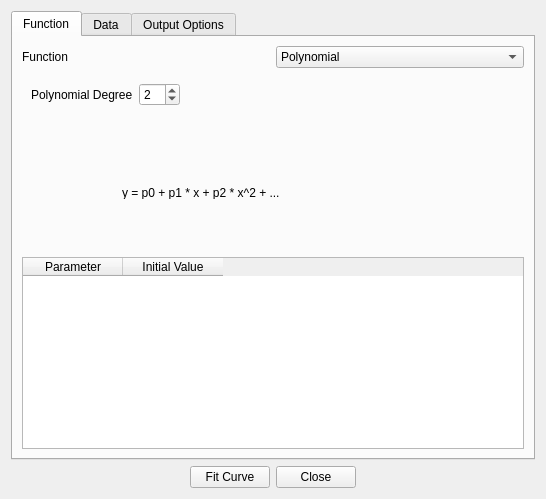
This is src/ui/Ui_CurveFitting.ui in bbreslauer/PySciPlot as Qt 5 draws it before an edit. The edited form follows.
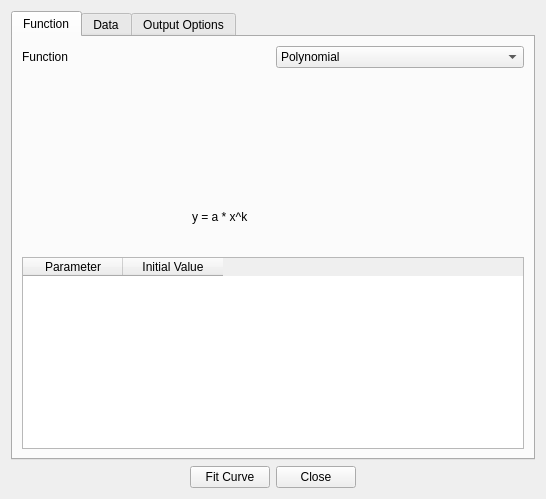
This is the edited form. The open tabs and pages were chosen to show the change. Custom widgets are drawn as their Qt base class.

Commit message: Added power law fitting. It does not work too well right now; a linear fit to the log data seems to do better, though I don't actually have a chi^2 to confirm that. (#42)

```diff
--- a/src/ui/Ui_CurveFitting.ui
+++ b/src/ui/Ui_CurveFitting.ui
@@ -92,6 +92,7 @@
           </layout>
          </widget>
          <widget class="QWidget" name="page_2"/>
+         <widget class="QWidget" name="page_5"/>
         </widget>
        </item>
        <item row="2" column="0" colspan="2">
@@ -129,6 +130,21 @@
            </property>
           </widget>
          </widget>
+         <widget class="QWidget" name="page_6">
+          <widget class="QLabel" name="label_14">
+           <property name="geometry">
+            <rect>
+             <x>170</x>
+             <y>30</y>
+             <width>221</width>
+             <height>41</height>
+            </rect>
+           </property>
+           <property name="text">
+            <string>y = a * x^k</string>
+           </property>
+          </widget>
+         </widget>
         </widget>
        </item>
       </layout>
```
Left out of the diff: 5 changed lines with no effect on the pictures. The commit also changes 2 other files.
